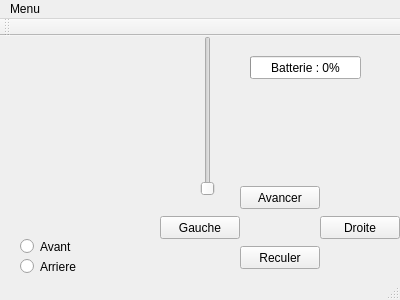
Above: Wifibot/mainwindow.ui from louisFauvernier/WifiBot before the change. Below: the same form after it.
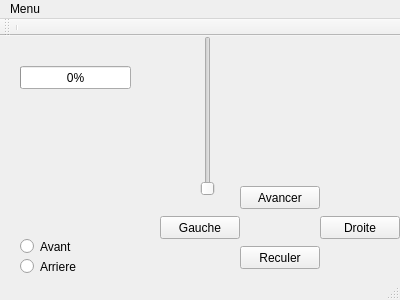
That is the form after the change.

Commit message: Modification de l'affichage batterie

Patch:
```diff
--- a/Wifibot/mainwindow.ui
+++ b/Wifibot/mainwindow.ui
@@ -88,8 +88,8 @@
    <widget class="QProgressBar" name="battery">
     <property name="geometry">
      <rect>
-      <x>250</x>
-      <y>20</y>
+      <x>20</x>
+      <y>30</y>
       <width>111</width>
       <height>23</height>
      </rect>
@@ -98,7 +98,7 @@
      <number>0</number>
     </property>
     <property name="format">
-     <string>Batterie : %p%</string>
+     <string>%p%</string>
     </property>
    </widget>
    <widget class="QRadioButton" name="ir_avant">
@@ -160,8 +160,9 @@
     <enum>TopToolBarArea</enum>
    </attribute>
    <attribute name="toolBarBreak">
-    <bool>false</bool>
+    <bool>true</bool>
    </attribute>
+   <addaction name="separator"/>
   </widget>
   <widget class="QStatusBar" name="statusBar"/>
   <action name="actionQuitter">
```
Left out of the diff: 2 changed lines with no effect on the pictures. The commit also changes 2 other files.
